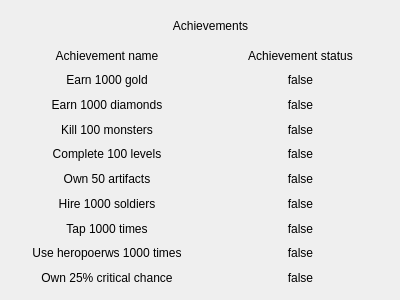
Tayum/KPI-Courses, file courses/prog_base_3/dungeonOfDragons/achvmentsui.ui: the form before one commit.
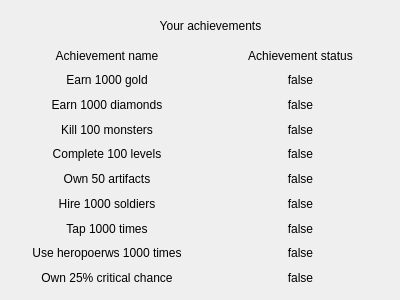
The form after the commit.

```diff
--- a/courses/prog_base_3/dungeonOfDragons/achvmentsui.ui
+++ b/courses/prog_base_3/dungeonOfDragons/achvmentsui.ui
@@ -29,7 +29,7 @@
     </size>
    </property>
    <property name="text">
-    <string>Achievements</string>
+    <string>Your achievements</string>
    </property>
    <property name="alignment">
     <set>Qt::AlignCenter</set>
```
